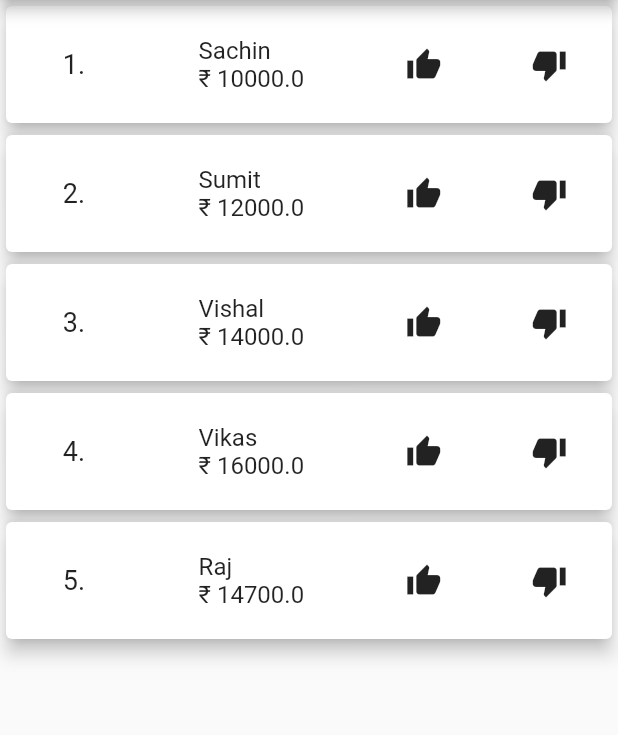
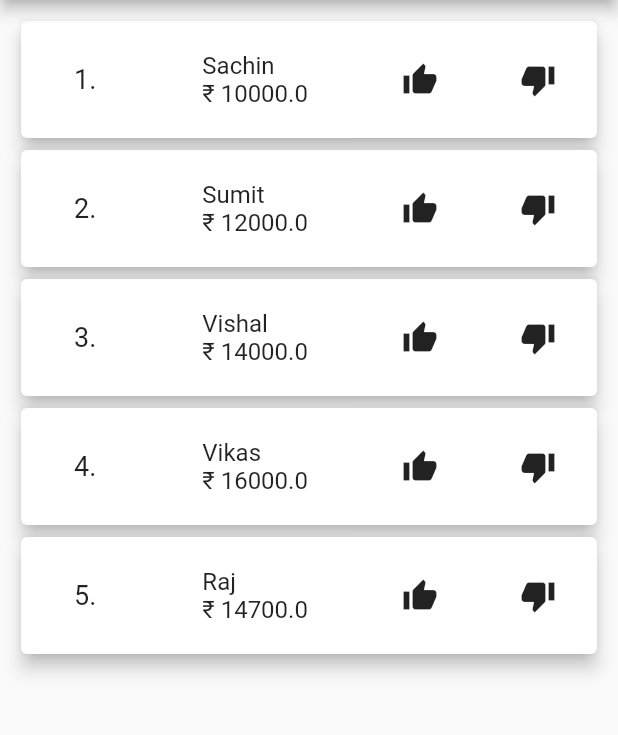
Before and after one commit to Raj-Mandloii/Employee-App-Bloc-Flutter, a Flutter app: the screen it shows after launch, on a phone screen of 412 x 824 dp, the part 84-819 px from its top. Run offline on Flutter 3.47's test engine with Material 2 defaults, Android fonts, the phone set to English and light mode, and no system bars.

Commit message:
minor ui changes

```diff
--- a/lib/HomePage.dart
+++ b/lib/HomePage.dart
@@ -24,7 +24,9 @@ class _HomePageState extends State<HomePage> {
       appBar: AppBar(
         title: const Text("Employee App"),
       ),
-      body: StreamBuilder<List<Employee>>(
+      body: Container(
+        padding: const EdgeInsets.all(10),
+        child: StreamBuilder<List<Employee>>(
           stream: _employeeBloc.employeeListStream,
           builder: (context, AsyncSnapshot<List<Employee>> snapshot) {
             if (snapshot.connectionState == ConnectionState.waiting) {
@@ -88,6 +90,7 @@ class _HomePageState extends State<HomePage> {
             );
           },
         ),
+      ),
     );
   }
 }
```
Lines whose indentation alone changed are shown as unchanged.
